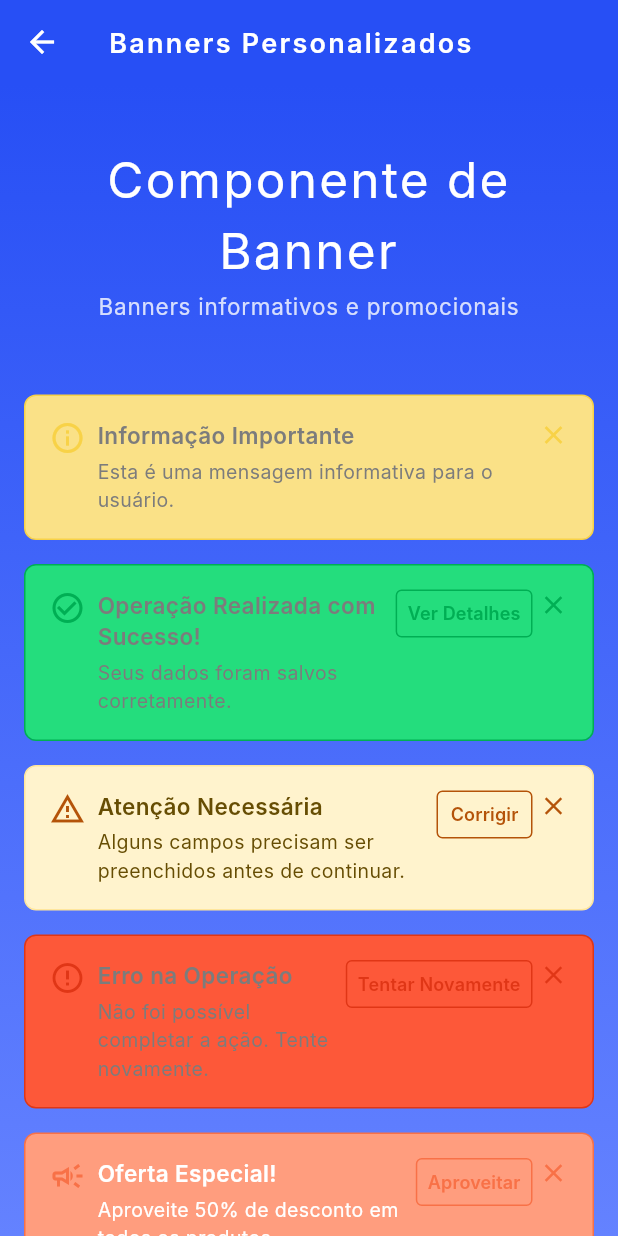
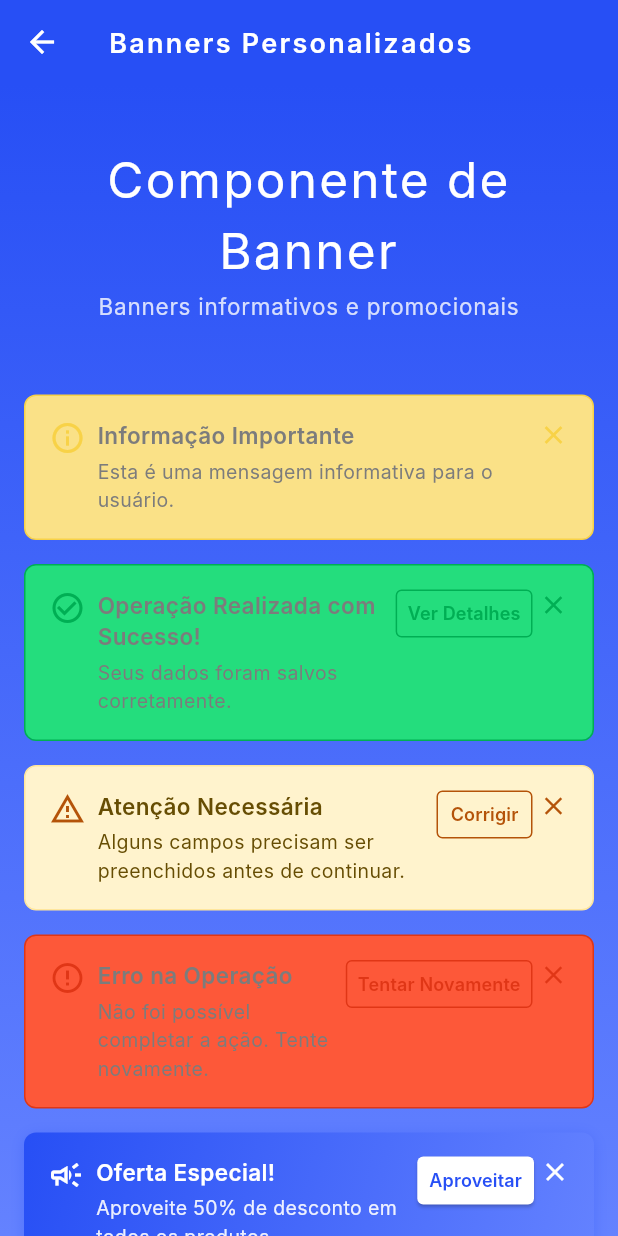
Before and after one commit to marcoantonio567/design_system_flutter, a Flutter app: the BannerSampleScreen screen opened directly, on a phone screen of 412 x 824 dp. Run offline on Flutter 3.47's test engine with Material 3 defaults, Android fonts, the light colour scheme and no system bars; Roboto replaces fonts that are missing (Inter).

Commit message:
refatorando o sample dos meu banners

```diff
--- a/lib/DesignSystem/Components/Banner/banner_view_model.dart
+++ b/lib/DesignSystem/Components/Banner/banner_view_model.dart
@@ -1,12 +1,5 @@
 import 'package:flutter/material.dart';
-
-enum BannerType {
-  info,
-  success,
-  warning,
-  error,
-  promotional
-}
+import 'banner_theme.dart';
 
 class BannerViewModel {
   final String title;
--- a/lib/DesignSystem/Components/Banner/custom_banner.dart
+++ b/lib/DesignSystem/Components/Banner/custom_banner.dart
@@ -4,6 +4,7 @@ import '../../shared/styles.dart';
 import '../../shared/spacing.dart';
 import 'banner_theme.dart';
 import 'banner_config.dart';
+import 'banner_view_model.dart';
 
 export 'banner_theme.dart';
 export 'banner_config.dart';
@@ -31,6 +32,37 @@ class CustomBanner extends StatelessWidget {
     this.onDismiss,
     this.customContent,
   });
+
+  /// Factory que instancia o banner a partir de um BannerViewModel.
+  /// Quando o tipo é `BannerType.promotional`, retorna um `PromotionalBanner`.
+  static Widget instantiate({
+    required BannerViewModel viewModel,
+    List<Color>? gradientColors,
+  }) {
+    if (viewModel.type == BannerType.promotional) {
+      return PromotionalBanner(
+        title: viewModel.title,
+        subtitle: viewModel.subtitle,
+        actionText: viewModel.actionText,
+        onActionPressed: viewModel.onActionPressed,
+        showCloseButton: viewModel.showCloseButton,
+        onDismiss: viewModel.onDismiss,
+        gradientColors: gradientColors,
+      );
+    }
+
+    return CustomBanner(
+      title: viewModel.title,
+      subtitle: viewModel.subtitle,
+      type: viewModel.type,
+      icon: viewModel.icon,
+      actionText: viewModel.actionText,
+      onActionPressed: viewModel.onActionPressed,
+      showCloseButton: viewModel.showCloseButton,
+      onDismiss: viewModel.onDismiss,
+      customContent: viewModel.customContent,
+    );
+  }
 
   @override
   Widget build(BuildContext context) {
--- a/lib/DesignSystem/Samples/bannerSampleScreen/banner_sample_screen.dart
+++ b/lib/DesignSystem/Samples/bannerSampleScreen/banner_sample_screen.dart
@@ -1,5 +1,6 @@
 import 'package:flutter/material.dart';
 import '../../Components/Banner/custom_banner.dart';
+import '../../Components/Banner/banner_view_model.dart';
 import '../../shared/colors.dart';
 import '../../shared/styles.dart';
 import '../../shared/spacing.dart';
@@ -93,51 +94,59 @@ class _BannerSampleScreenState extends State<BannerSampleScreen> {
 
   List<Widget> _buildBannerExamples() {
     return [
-      // Banner Informativo
       if (_bannerVisibility['info']!)
-        BannerConfig.info(
+        CustomBanner.instantiate(
+          viewModel: BannerViewModel(
             title: 'Informação Importante',
             subtitle: 'Esta é uma mensagem informativa para o usuário.',
+            type: BannerType.info,
             showCloseButton: true,
             onDismiss: () => _hideBanner('info'),
           ),
+        ),
 
-      // Banner de Sucesso
       if (_bannerVisibility['success']!)
-        BannerConfig.success(
+        CustomBanner.instantiate(
+          viewModel: BannerViewModel(
             title: 'Operação Realizada com Sucesso!',
             subtitle: 'Seus dados foram salvos corretamente.',
+            type: BannerType.success,
             actionText: 'Ver Detalhes',
             onActionPressed: () => _showSnackBar('Detalhes visualizados'),
             showCloseButton: true,
             onDismiss: () => _hideBanner('success'),
           ),
+        ),
 
-      // Banner de Aviso
       if (_bannerVisibility['warning']!)
-        BannerConfig.warning(
+        CustomBanner.instantiate(
+          viewModel: BannerViewModel(
             title: 'Atenção Necessária',
             subtitle: 'Alguns campos precisam ser preenchidos antes de continuar.',
+            type: BannerType.warning,
             actionText: 'Corrigir',
             onActionPressed: () => _showSnackBar('Redirecionando para correção'),
             showCloseButton: true,
             onDismiss: () => _hideBanner('warning'),
           ),
+        ),
 
-      // Banner de Erro
       if (_bannerVisibility['error']!)
-        BannerConfig.error(
+        CustomBanner.instantiate(
+          viewModel: BannerViewModel(
             title: 'Erro na Operação',
             subtitle: 'Não foi possível completar a ação. Tente novamente.',
+            type: BannerType.error,
             actionText: 'Tentar Novamente',
             onActionPressed: () => _showSnackBar('Tentando novamente...'),
             showCloseButton: true,
             onDismiss: () => _hideBanner('error'),
           ),
+        ),
 
-      // Banner Promocional Simples
       if (_bannerVisibility['promotional']!)
-        CustomBanner(
+        CustomBanner.instantiate(
+          viewModel: BannerViewModel(
             title: 'Oferta Especial!',
             subtitle: 'Aproveite 50% de desconto em todos os produtos.',
             type: BannerType.promotional,
@@ -146,41 +155,54 @@ class _BannerSampleScreenState extends State<BannerSampleScreen> {
             showCloseButton: true,
             onDismiss: () => _hideBanner('promotional'),
           ),
+        ),
 
-      // Banner Promocional com Gradiente
-      BannerConfig.promotional(
+      // Promocional com gradiente
+      CustomBanner.instantiate(
+        viewModel: BannerViewModel(
           title: 'Premium Upgrade',
           subtitle: 'Desbloqueie recursos exclusivos agora!',
+          type: BannerType.promotional,
           actionText: 'Upgrade',
           onActionPressed: () => _showSnackBar('Upgrade iniciado'),
           showCloseButton: true,
           onDismiss: () => _showSnackBar('Banner fechado'),
         ),
+      ),
 
-      // Banner com Conteúdo Customizado
-      BannerConfig.info(
+      // Info com conteúdo customizado
+      CustomBanner.instantiate(
+        viewModel: BannerViewModel(
           title: 'Novidades do App',
-        customContent: _buildCustomContent(),
+          type: BannerType.info,
           actionText: 'Saiba Mais',
           onActionPressed: () => _showSnackBar('Abrindo detalhes das novidades'),
+          customContent: _buildCustomContent(),
+        ),
       ),
 
-      // Banner Promocional Black Friday
-      BannerConfig.promotional(
+      // Promocional Black Friday com gradiente
+      CustomBanner.instantiate(
+        viewModel: BannerViewModel(
           title: 'Black Friday',
           subtitle: 'Descontos imperdíveis até 70% OFF!',
+          type: BannerType.promotional,
           actionText: 'Comprar Agora',
-        gradientColors: const [normalTertiaryBrandColor, lightTertiaryBrandColor],
           onActionPressed: () => _showSnackBar('Redirecionando para loja'),
           showCloseButton: true,
           onDismiss: () => _showSnackBar('Promoção dispensada'),
         ),
+        gradientColors: const [normalTertiaryBrandColor, lightTertiaryBrandColor],
+      ),
 
-      // Banner Simples sem Ação
-      BannerConfig.warning(
+      // Banner simples sem ação
+      CustomBanner.instantiate(
+        viewModel: BannerViewModel(
           title: 'Manutenção Programada',
           subtitle: 'O sistema estará indisponível das 02:00 às 04:00.',
+          type: BannerType.warning,
           icon: Icons.build_outlined,
+        ),
       ),
     ];
   }
```
Lines whose indentation alone changed are shown as unchanged.
